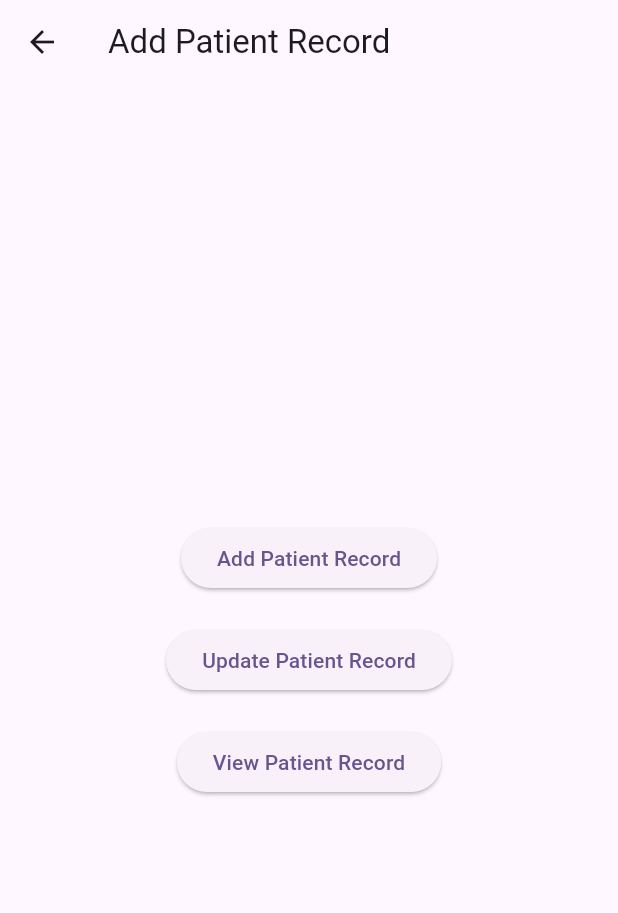
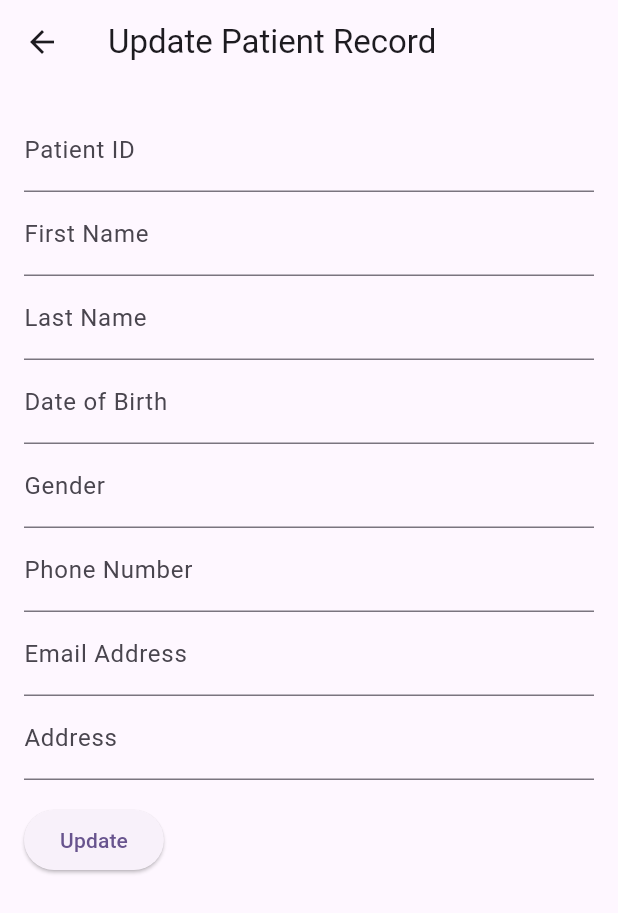
Before and after one commit to techwithAasish/HealthCareMilestone2, a Flutter app: the PatientRecordScreen screen opened directly, after a tap on "Update Patient Record", on a phone screen of 412 x 824 dp. Shown: the top 913 px of the screen. Run offline on Flutter 3.47's test engine with Material 3 defaults, Android fonts, the phone set to English and light mode, and no system bars.

Commit message:
ui for update and view patient added

```diff
--- a/lib/screens/homeScreen.dart
+++ b/lib/screens/homeScreen.dart
@@ -1,5 +1,7 @@
 import 'package:flutter/material.dart';
 import 'package:milestone2/screens/addPatientRecord.dart';
+import 'package:milestone2/screens/updatePatientRecord.dart';
+import 'package:milestone2/screens/viewPatientRecord.dart';
 
 class HomeScreen extends StatelessWidget {
   const HomeScreen({super.key});
@@ -33,7 +35,7 @@ class HomeScreen extends StatelessWidget {
             ),
             const SizedBox(height: 20),
             Image.asset(
-              'images/aa.png', // Replace with your image asset
+              'images/clinicalrecord.jpg', // Replace with your image asset
               height: 100,
               width: 100,
             ),
@@ -82,6 +84,11 @@ class PatientRecordScreen extends StatelessWidget {
             const SizedBox(height: 20),
             ElevatedButton(
               onPressed: () {
+                Navigator.push(
+                  context,
+                  MaterialPageRoute(
+                      builder: (context) => const UpdatePatientRecord()),
+                );
                 // Add functionality to update patient record
               },
               child: const Text('Update Patient Record'),
@@ -89,7 +96,11 @@ class PatientRecordScreen extends StatelessWidget {
             const SizedBox(height: 20),
             ElevatedButton(
               onPressed: () {
-                // Add functionality to update patient record
+                Navigator.push(
+                  context,
+                  MaterialPageRoute(
+                      builder: (context) => PatientInfoTableScreen()),
+                );
               },
               child: const Text('View Patient Record'),
             ),
--- /dev/null
+++ b/lib/screens/updatePatientRecord.dart
@@ -0,0 +1,160 @@
+import 'package:flutter/material.dart';
+
+class Patient {
+  String firstName = '';
+  String lastName = '';
+  DateTime? dateOfBirth;
+  String gender = '';
+  String phoneNumber = '';
+  String emailAddress = '';
+  String address = '';
+}
+
+class UpdatePatientRecord extends StatefulWidget {
+  const UpdatePatientRecord({Key? key}) : super(key: key);
+
+  @override
+  State<UpdatePatientRecord> createState() => _AddPatientRecordState();
+}
+
+class _AddPatientRecordState extends State<UpdatePatientRecord> {
+  final _formKey = GlobalKey<FormState>();
+  final Patient _patient = Patient();
+
+  @override
+  Widget build(BuildContext context) {
+    return Scaffold(
+      appBar: AppBar(
+        title: const Text('Update Patient Record'),
+      ),
+      body: Padding(
+        padding: const EdgeInsets.all(16.0),
+        child: Form(
+          key: _formKey,
+          child: Column(
+            crossAxisAlignment: CrossAxisAlignment.start,
+            children: <Widget>[
+              TextFormField(
+                decoration: const InputDecoration(labelText: 'Patient ID'),
+                validator: (value) {
+                  if (value == null || value.isEmpty) {
+                    return 'Please enter the patient id';
+                  }
+                  return null;
+                },
+                onSaved: (value) {
+                  _patient.firstName = value!;
+                },
+              ),
+              TextFormField(
+                decoration: const InputDecoration(labelText: 'First Name'),
+                validator: (value) {
+                  if (value == null || value.isEmpty) {
+                    return 'Please enter the first name';
+                  }
+                  return null;
+                },
+                onSaved: (value) {
+                  _patient.firstName = value!;
+                },
+              ),
+              TextFormField(
+                decoration: const InputDecoration(labelText: 'Last Name'),
+                validator: (value) {
+                  if (value == null || value.isEmpty) {
+                    return 'Please enter the last name';
+                  }
+                  return null;
+                },
+                onSaved: (value) {
+                  _patient.lastName = value!;
+                },
+              ),
+              TextFormField(
+                decoration: const InputDecoration(labelText: 'Date of Birth'),
+                validator: (value) {
+                  // You can add more sophisticated date validation if needed
+                  if (value == null || value.isEmpty) {
+                    return 'Please enter the date of birth';
+                  }
+                  return null;
+                },
+                onSaved: (value) {
+                  _patient.dateOfBirth = DateTime.parse(value!);
+                },
+              ),
+              TextFormField(
+                decoration: const InputDecoration(labelText: 'Gender'),
+                validator: (value) {
+                  if (value == null || value.isEmpty) {
+                    return 'Please enter the gender';
+                  }
+                  return null;
+                },
+                onSaved: (value) {
+                  _patient.gender = value!;
+                },
+              ),
+              TextFormField(
+                decoration: const InputDecoration(labelText: 'Phone Number'),
+                validator: (value) {
+                  if (value == null || value.isEmpty) {
+                    return 'Please enter the phone number';
+                  }
+                  return null;
+                },
+                onSaved: (value) {
+                  _patient.phoneNumber = value!;
+                },
+              ),
+              TextFormField(
+                decoration: const InputDecoration(labelText: 'Email Address'),
+                validator: (value) {
+                  if (value == null || value.isEmpty) {
+                    return 'Please enter the email address';
+                  }
+                  return null;
+                },
+                onSaved: (value) {
+                  _patient.emailAddress = value!;
+                },
+              ),
+              TextFormField(
+                decoration: const InputDecoration(labelText: 'Address'),
+                validator: (value) {
+                  if (value == null || value.isEmpty) {
+                    return 'Please enter the address';
+                  }
+                  return null;
+                },
+                onSaved: (value) {
+                  _patient.address = value!;
+                },
+              ),
+              Padding(
+                padding: const EdgeInsets.symmetric(vertical: 16.0),
+                child: ElevatedButton(
+                  onPressed: () {
+                    if (_formKey.currentState!.validate()) {
+                      _formKey.currentState!.save();
+                      // You can add logic here to save the patient record
+                      // For now, let's print the patient information
+                      print(_patient.firstName);
+                      print(_patient.lastName);
+                      print(_patient.dateOfBirth);
+                      print(_patient.gender);
+                      print(_patient.phoneNumber);
+                      print(_patient.emailAddress);
+                      print(_patient.address);
+                    }
+                  },
+                  child: const Text('Update'),
+                ),
+              ),
+            ],
+          ),
+        ),
+      ),
+    );
+  }
+}
--- /dev/null
+++ b/lib/screens/viewPatientRecord.dart
@@ -0,0 +1,86 @@
+import 'package:flutter/material.dart';
+
+class PatientInfoTableScreen extends StatelessWidget {
+  // Replace this data with actual patient information
+  final List<Map<String, dynamic>> patientData = [
+    {
+      'id': 1,
+      'first_name': 'John',
+      'last_name': 'Doe',
+      'dob': '13/09/2000',
+      'gender': 'Male',
+      'phone_number': '4371234545',
+      'email_address': 'doe@gmail.com',
+      'address': '45 Progress AVe'
+    },
+    {
+      'id': 2,
+      'first_name': 'Abhishek',
+      'last_name': 'Rijal',
+      'dob': '13/09/1996',
+      'gender': 'Male',
+      'phone_number': '4371234512',
+      'email_address': 'abhishek@gmail.com',
+      'address': '45 Kennedy road'
+    },
+    {
+      'id': 1,
+      'first_name': 'Anjali',
+      'last_name': 'Thapa',
+      'dob': '13/09/2001',
+      'gender': 'Female',
+      'phone_number': '4371234544',
+      'email_address': 'anajli@gmail.com',
+      'address': '45 Scarborough'
+    },
+    {
+      'id': 3,
+      'first_name': 'Aasish',
+      'last_name': 'Mahato',
+      'dob': '13/09/1999',
+      'gender': 'Male',
+      'phone_number': '4371234534',
+      'email_address': 'aasi@gmail.com',
+      'address': '1002 Progress AVe'
+    },
+    // Add more patient data as needed
+  ];
+
+  @override
+  Widget build(BuildContext context) {
+    return Scaffold(
+      appBar: AppBar(
+        title: const Text('Patient Information'),
+      ),
+      body: SingleChildScrollView(
+        scrollDirection: Axis.horizontal,
+        child: DataTable(
+          columns: const [
+            DataColumn(label: Text('ID')),
+            DataColumn(label: Text('First Name')),
+            DataColumn(label: Text('Last Name')),
+            DataColumn(label: Text('Date of Birth')),
+            DataColumn(label: Text('Gender')),
+            DataColumn(label: Text('Phone number')),
+            DataColumn(label: Text('Email Address')),
+            DataColumn(label: Text('Address')),
+          ],
+          rows: patientData.map((patient) {
+            return DataRow(
+              cells: [
+                DataCell(Text(patient['id'].toString())),
+                DataCell(Text(patient['first_name'])),
+                DataCell(Text(patient['last_name'])),
+                DataCell(Text(patient['dob'])),
+                DataCell(Text(patient['gender'])),
+                DataCell(Text(patient['phone_number'])),
+                DataCell(Text(patient['email_address'])),
+                DataCell(Text(patient['address'])),
+              ],
+            );
+          }).toList(),
+        ),
+      ),
+    );
+  }
+}
--- a/pubspec.yaml
+++ b/pubspec.yaml
@@ -62,7 +62,7 @@ flutter:
 
   # To add assets to your application, add an assets section, like this:
   assets:
-    - images/aa.png
+    - images/clinicalrecord.jpg
     - images/patientinfo.jpg
 
   # An image asset can refer to one or more resolution-specific "variants", see
```
Also changed, not shown: images/aa.png (deleted), images/clinicalrecord.jpg (added).
